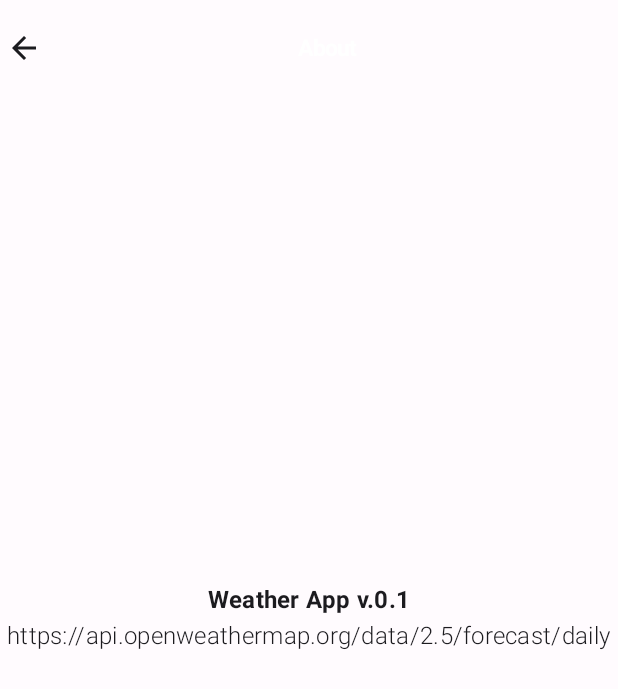
After one commit to Rahula-12/JetWeatherApp, an Android app built with Jetpack Compose: the AboutScreen screen opened through its navigation route, on a phone screen of 412 x 824 dp. The commit adds this screen. Shown: the top 689 px of the screen. Run offline under Robolectric (Android 15) with nearby library versions, the phone set to English and light mode, and no system bars; our stand-ins replace Dagger/Hilt's generated code.

Commit message:
added navigation to about

```diff
--- a/app/src/main/java/com/example/jetweatherforecast/navigation/WeatherNavigation.kt
+++ b/app/src/main/java/com/example/jetweatherforecast/navigation/WeatherNavigation.kt
@@ -1,11 +1,13 @@
 package com.example.jetweatherforecast.navigation
 
 import androidx.compose.runtime.Composable
+import androidx.compose.ui.Modifier
 import androidx.navigation.NavType
 import androidx.navigation.compose.NavHost
 import androidx.navigation.compose.composable
 import androidx.navigation.compose.rememberNavController
 import androidx.navigation.navArgument
+import com.example.jetweatherforecast.screens.about.AboutScreen
 import com.example.jetweatherforecast.screens.main.WeatherMainScreen
 import com.example.jetweatherforecast.screens.search.SearchScreen
 import com.example.jetweatherforecast.screens.splash.WeatherSplashScreen
@@ -28,5 +30,8 @@ fun WeatherNavigation() {
         composable(WeatherScreens.SearchScreen.name){
             SearchScreen(navController=navController)
         }
+        composable(WeatherScreens.AboutScreen.name){
+            AboutScreen(modifier = Modifier,navController)
+        }
     }
 }
--- /dev/null
+++ b/app/src/main/java/com/example/jetweatherforecast/screens/about/AboutScreen.kt
@@ -0,0 +1,58 @@
+package com.example.jetweatherforecast.screens.about
+
+import androidx.compose.foundation.layout.Arrangement
+import androidx.compose.foundation.layout.Column
+import androidx.compose.foundation.layout.fillMaxSize
+import androidx.compose.material.icons.Icons
+import androidx.compose.material.icons.filled.ArrowBack
+import androidx.compose.material3.ExperimentalMaterial3Api
+import androidx.compose.material3.MaterialTheme
+import androidx.compose.material3.Scaffold
+import androidx.compose.material3.Surface
+import androidx.compose.material3.Text
+import androidx.compose.runtime.Composable
+import androidx.compose.ui.Alignment
+import androidx.compose.ui.Modifier
+import androidx.compose.ui.res.stringResource
+import androidx.compose.ui.text.font.FontWeight
+import androidx.navigation.NavController
+import com.example.jetweatherforecast.R
+import com.example.jetweatherforecast.widgets.WeatherAppBar
+
+@OptIn(ExperimentalMaterial3Api::class)
+@Composable
+fun AboutScreen(modifier:Modifier=Modifier,navController: NavController) {
+    Scaffold(
+        topBar = {
+            WeatherAppBar(
+                navController = navController,
+                title = "About",
+                icon = Icons.Default.ArrowBack,
+                isMainScreen=false,
+                onButtonClicked = {
+                    navController.popBackStack()
+                }
+            )
+        }
+    ) {
+        Surface(
+            modifier = modifier.fillMaxSize()
+        ) {
+            Column(
+                verticalArrangement = Arrangement.Center,
+                horizontalAlignment = Alignment.CenterHorizontally
+            ) {
+                Text(
+                    text = stringResource(R.string.about_app),
+                    style=MaterialTheme.typography.titleMedium,
+                    fontWeight = FontWeight.Bold
+                )
+                Text(
+                    text = stringResource(R.string.api_used),
+                    style=MaterialTheme.typography.titleMedium,
+                    fontWeight = FontWeight.Light
+                )
+            }
+        }
+    }
+}
--- a/app/src/main/java/com/example/jetweatherforecast/widgets/WeatherAppBar.kt
+++ b/app/src/main/java/com/example/jetweatherforecast/widgets/WeatherAppBar.kt
@@ -45,6 +45,7 @@ import androidx.compose.ui.unit.TextUnitType
 import androidx.compose.ui.unit.dp
 import androidx.compose.ui.unit.sp
 import androidx.navigation.NavController
+import com.example.jetweatherforecast.navigation.WeatherScreens
 
 @OptIn(ExperimentalMaterial3Api::class)
 @Composable
@@ -61,7 +62,7 @@ fun WeatherAppBar(
         mutableStateOf(false)
     }
     if(showDialog.value){
-        ShowDropDownMenu(showDialog)
+        ShowDropDownMenu(showDialog, navController)
     }
     Surface(shape= RectangleShape,shadowElevation=elevation) {
         TopAppBar(
@@ -109,7 +110,7 @@ fun WeatherAppBar(
 }
 
 @Composable
-fun ShowDropDownMenu(showDialog:MutableState<Boolean>){
+fun ShowDropDownMenu(showDialog:MutableState<Boolean>,navController: NavController){
     val iconList:List<ImageVector> = listOf(Icons.Default.FavoriteBorder,Icons.Default.Settings,Icons.Rounded.Info)
     val descriptions:List<String> = listOf("Favourites","Settings","About")
     Column(
@@ -138,7 +139,11 @@ fun ShowDropDownMenu(showDialog:MutableState<Boolean>){
                         text = s,
                         color=Color.Gray,
                         modifier = Modifier.weight(2f).clickable {
-
+                            when(index) {
+                                0->navController.navigate(WeatherScreens.AboutScreen.name)
+                                1->navController.navigate(WeatherScreens.AboutScreen.name)
+                                else->navController.navigate(WeatherScreens.AboutScreen.name)
+                            }
                         }
                         )
                 }
--- a/app/src/main/res/values/strings.xml
+++ b/app/src/main/res/values/strings.xml
@@ -1,3 +1,5 @@
 <resources>
     <string name="app_name">JetWeatherForecast</string>
+    <string name="about_app">Weather App v.0.1</string>
+    <string name="api_used">https://api.openweathermap.org/data/2.5/forecast/daily</string>
 </resources>
```
